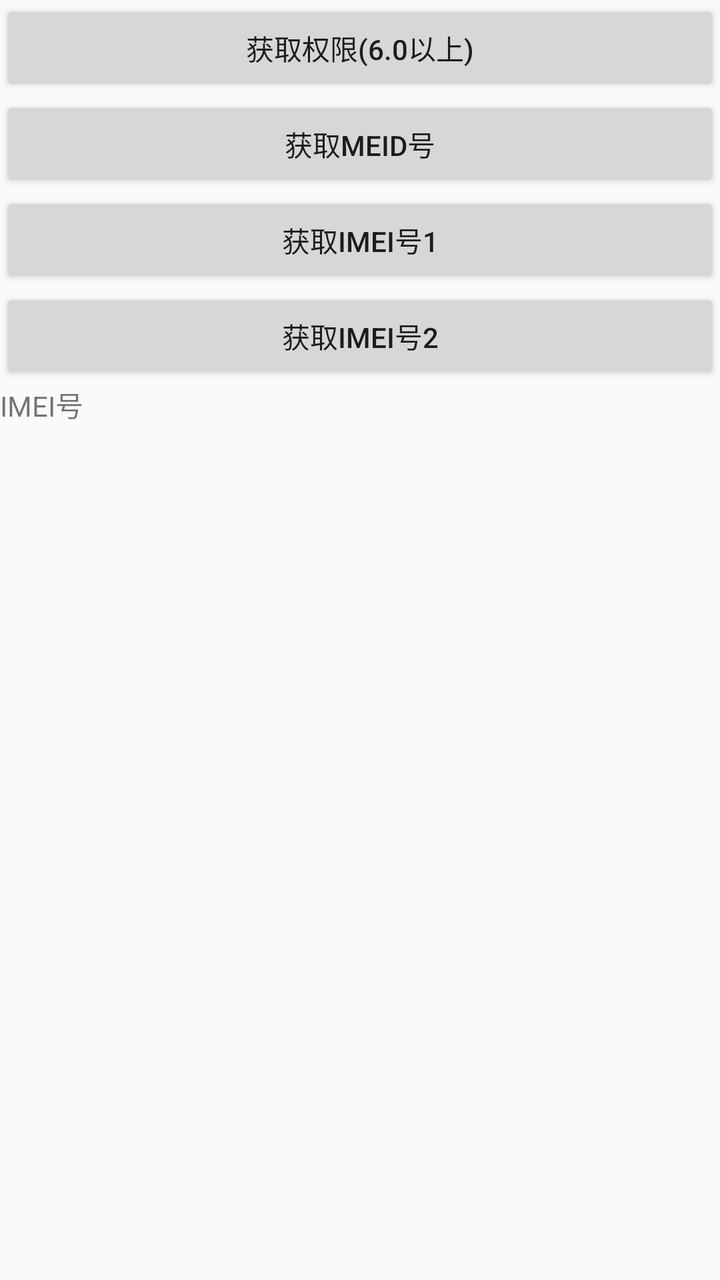
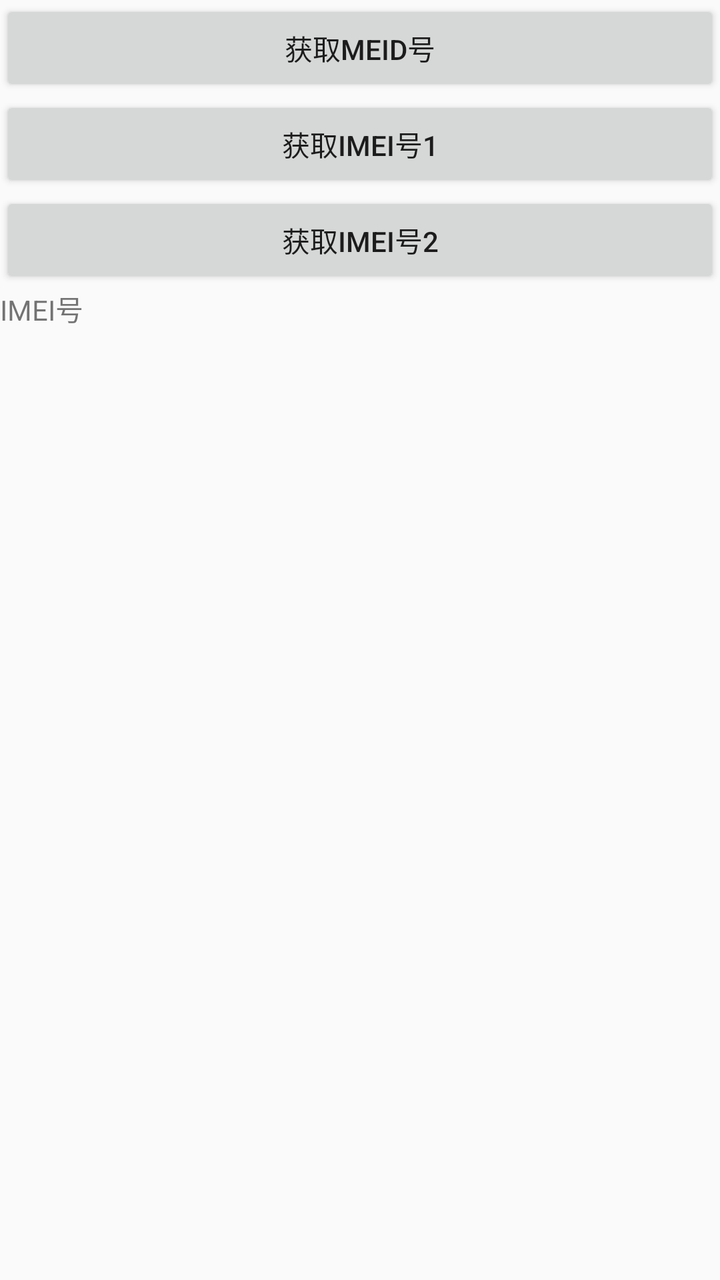

An Android layout rendered at two revisions. The XML below is the earlier revision; the diff shows what the commit changed to produce the second picture.
<!-- AndroidManifest.xml: application theme AppTheme -->
<!-- res/layout/activity_main.xml -->
<?xml version="1.0" encoding="utf-8"?>
<LinearLayout xmlns:android="http://schemas.android.com/apk/res/android"
    xmlns:app="http://schemas.android.com/apk/res-auto"
    xmlns:tools="http://schemas.android.com/tools"
    android:layout_width="match_parent"
    android:layout_height="match_parent"
    tools:context="soul.listener.com.imeipro.MainActivity"
    android:orientation="vertical">

    <Button
        android:text="获取权限(6.0以上)"
        android:id="@+id/btn_getPermission"
        android:layout_width="match_parent"
        android:layout_height="wrap_content" />
    <Button
        android:id="@+id/btn_getimei"
        android:text="获取MEID号"
        android:layout_width="match_parent"
        android:layout_height="wrap_content" />

    <Button
        android:id="@+id/btn_getimei1"
        android:text="获取IMEI号1"
        android:layout_width="match_parent"
        android:layout_height="wrap_content" />

    <Button
        android:id="@+id/btn_getimei2"
        android:text="获取IMEI号2"
        android:layout_width="match_parent"
        android:layout_height="wrap_content" />

    <TextView
        android:id="@+id/tv_imei"
        android:layout_width="match_parent"
        android:layout_height="wrap_content"
        android:text="IMEI号"
       />

</LinearLayout>
<!-- resources referenced by this layout -->
<resources>
  <style name="AppTheme" parent="Theme.AppCompat.Light.DarkActionBar">
          
          <item name="colorPrimary">@color/colorPrimary</item>
          <item name="colorPrimaryDark">@color/colorPrimaryDark</item>
          <item name="colorAccent">@color/colorAccent</item>
      </style>
  <color name="colorPrimary">#3F51B5</color>
  <color name="colorPrimaryDark">#303F9F</color>
  <color name="colorAccent">#FF4081</color>
</resources>

<!-- the commit's change to res/layout/activity_main.xml (unified diff, before → after) -->
@@ -7,11 +7,7 @@
     tools:context="soul.listener.com.imeipro.MainActivity"
     android:orientation="vertical">
 
-    <Button
-        android:text="获取权限(6.0以上)"
-        android:id="@+id/btn_getPermission"
-        android:layout_width="match_parent"
-        android:layout_height="wrap_content" />
+
     <Button
         android:id="@+id/btn_getimei"
         android:text="获取MEID号"
